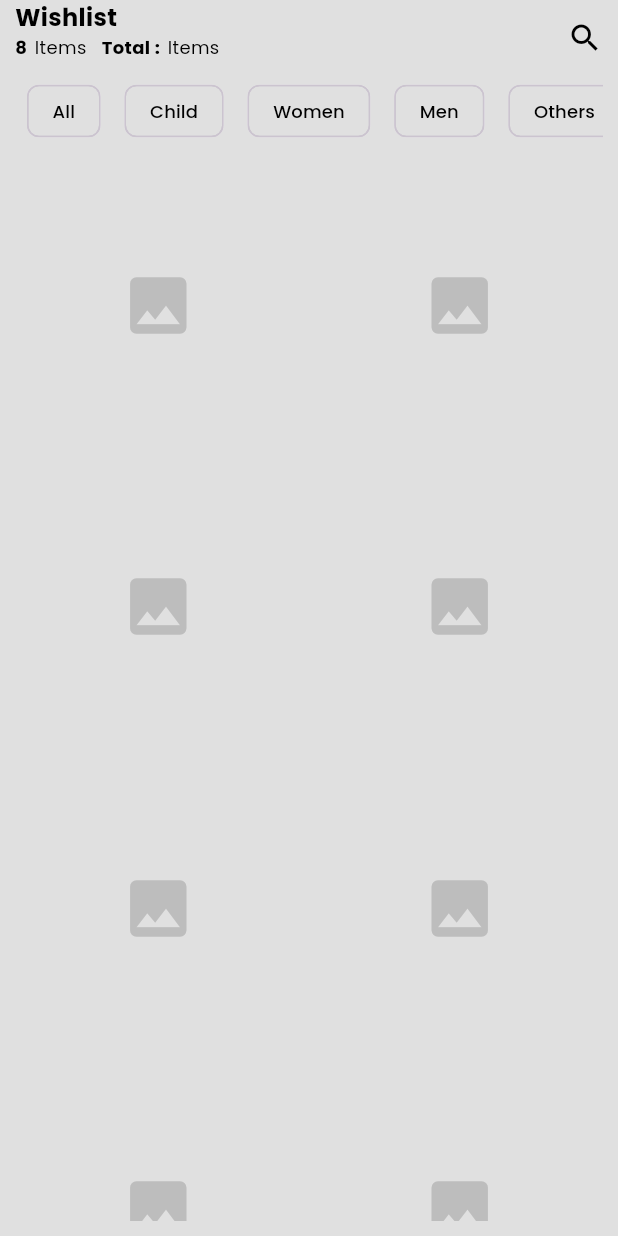
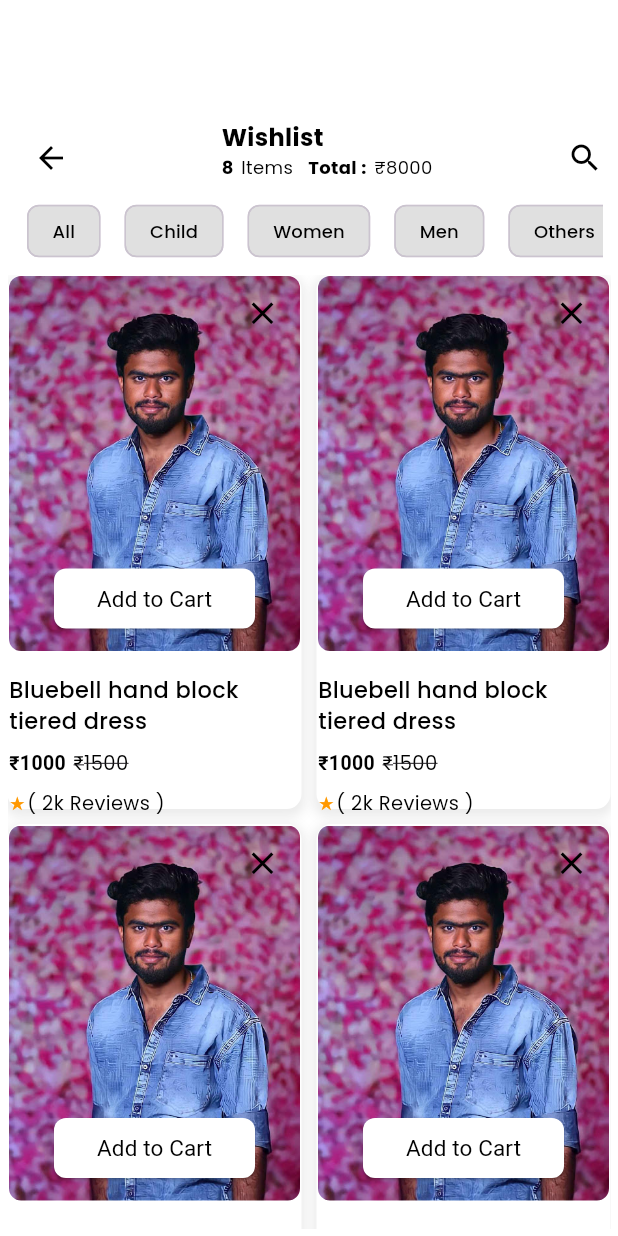
Before and after one commit to Vinoth-Android/cardslider, a Flutter app: the Settings screen opened directly, after a tap on "Wishlist", on a phone screen of 412 x 824 dp. Run offline on Flutter 3.47's test engine with Material 3 defaults, Android fonts, the light colour scheme and no system bars; our stand-ins replace flutter_card_swiper, google_fonts, shimmer; network calls fail; Roboto replaces fonts that are missing (Poppins-SemiBold).

Commit message:
adding coupons page and wishlist

```diff
--- a/lib/pages/settingspage/settings.dart
+++ b/lib/pages/settingspage/settings.dart
@@ -1,5 +1,6 @@
 import 'package:cardslider/main.dart';
 import 'package:cardslider/pages/cardswip.dart';
+import 'package:cardslider/pages/coupons.dart';
 import 'package:cardslider/pages/home.dart';
 import 'package:cardslider/pages/orders.dart';
 import 'package:cardslider/pages/settingspage/chatbot.dart';
@@ -145,20 +146,25 @@ class _SettingsState extends State<Settings> {
         _buildGridItem(Icons.shopping_bag, 'Orders', onTap: () {
           Navigator.push(
             context,
-            MaterialPageRoute(builder: (context) => OrderDetailsPage()),
+            MaterialPageRoute(builder: (context) => const OrderDetailsPage()),
           );
         }),
         _buildGridItem(Icons.favorite, 'Wishlist', onTap: () {
           Navigator.push(
             context,
-            MaterialPageRoute(builder: (context) => WishlistPage()),
+            MaterialPageRoute(builder: (context) => const WishlistPage()),
           );
         }),
-        _buildGridItem(Icons.local_offer, 'Coupons'),
+        _buildGridItem(Icons.local_offer, 'Coupons', onTap: () {
+          Navigator.push(
+            context,
+            MaterialPageRoute(builder: (context) => const CouponsScreen()),
+          );
+        }),
         _buildGridItem(Icons.headset_mic, 'Help Center', onTap: () {
           Navigator.push(
             context,
-            MaterialPageRoute(builder: (context) => ChatBotScreen()),
+            MaterialPageRoute(builder: (context) => const ChatBotScreen()),
           );
         }),
       ],
@@ -209,7 +215,7 @@ class _SettingsState extends State<Settings> {
         // Navigate to EditProfileScreen
         Navigator.push(
           context,
-          MaterialPageRoute(builder: (context) => EditProfileScreen()),
+          MaterialPageRoute(builder: (context) => const EditProfileScreen()),
         );
       }),
       _buildSettingsItem(Icons.location_on, 'Saved Address', onTap: () {
@@ -223,7 +229,8 @@ class _SettingsState extends State<Settings> {
           onTap: () {
         Navigator.push(
           context,
-          MaterialPageRoute(builder: (context) => NotificationSettingsScreen()),
+          MaterialPageRoute(
+              builder: (context) => const NotificationSettingsScreen()),
         );
       }),
     ];
@@ -263,17 +270,21 @@ class _SettingsState extends State<Settings> {
     return Column(
       children: [
         ElevatedButton(
-          onPressed: () {
-            // Add your logout logic here
-          },
-          child: const Text('Logout'), // Button to perform Logout action
+          onPressed: () {},
+          child: const Text('Logout'),
         ),
-        const SizedBox(height: 10), // Add some space between the buttons
+        const SizedBox(height: 10),
         ElevatedButton(
-          onPressed: () {
-            // Add your login logic here
-          },
-          child: const Text('Login'), // Button to perform Login action
+          onPressed: () {},
+          child: const Text('Login'),
+        ),
+        const SizedBox(height: 10),
+        TextButton(
+          onPressed: () {},
+          child: const Text(
+            'Add Account',
+            style: TextStyle(color: Colors.red),
+          ),
         ),
       ],
     );
--- a/lib/pages/settingspage/wishlist.dart
+++ b/lib/pages/settingspage/wishlist.dart
@@ -7,9 +7,11 @@ class WishlistPage extends StatelessWidget {
   @override
   Widget build(BuildContext context) {
     return Scaffold(
-      backgroundColor: Colors.grey[300], // Status bar background
+      backgroundColor: Colors.white,
       body: Column(
         children: [
+          const SizedBox(height: 80),
+
           // AppBar Section
           Container(
             padding: const EdgeInsets.symmetric(horizontal: 10),
@@ -18,6 +20,12 @@ class WishlistPage extends StatelessWidget {
             child: Row(
               mainAxisAlignment: MainAxisAlignment.spaceBetween,
               children: [
+                IconButton(
+                  onPressed: () {
+                    Navigator.pop(context);
+                  },
+                  icon: const Icon(Icons.arrow_back, color: Colors.black),
+                ),
                 Column(
                   crossAxisAlignment: CrossAxisAlignment.start,
                   children: [
@@ -58,7 +66,7 @@ class WishlistPage extends StatelessWidget {
                         ),
                         const SizedBox(width: 5),
                         Text(
-                          'Items',
+                          '₹8000',
                           style: GoogleFonts.poppins(
                             fontSize: 12,
                             color: Colors.black,
@@ -90,20 +98,23 @@ class WishlistPage extends StatelessWidget {
             ),
           ),
 
-          // Shimmer Frame and RecyclerView (List)
+          // GridView of Product Cards
           Expanded(
             child: Container(
-              margin: const EdgeInsets.symmetric(horizontal: 10, vertical: 10),
+              margin: const EdgeInsets.symmetric(horizontal: 5, vertical: 5),
               child: GridView.builder(
                 gridDelegate: const SliverGridDelegateWithFixedCrossAxisCount(
-                  crossAxisCount: 2, // Similar to spanCount="2"
-                  mainAxisSpacing: 10,
-                  crossAxisSpacing: 10,
+                  crossAxisCount: 2, // Still 2 items per row
+                  mainAxisSpacing: 10, // Increased vertical space between cards
+                  crossAxisSpacing:
+                      10, // Increased horizontal space between cards
+                  childAspectRatio:
+                      0.55, // Adjusted ratio to fit larger content
                 ),
                 itemBuilder: (context, index) {
-                  return const ShimmerWidget(); // Placeholder for your shimmer effect
+                  return const ProductCard();
                 },
-                itemCount: 8, // Number of items in the grid
+                itemCount: 50,
               ),
             ),
           ),
@@ -139,22 +150,144 @@ class CustomChip extends StatelessWidget {
   }
 }
 
-class ShimmerWidget extends StatelessWidget {
-  const ShimmerWidget({super.key});
+class ProductCard extends StatelessWidget {
+  const ProductCard({super.key});
 
   @override
   Widget build(BuildContext context) {
     return Container(
+      padding: const EdgeInsets.all(1.0), // Increased padding for more space
       decoration: BoxDecoration(
-        color: Colors.grey[300],
-        borderRadius: BorderRadius.circular(8),
+        color: Colors.white,
+        borderRadius:
+            BorderRadius.circular(10), // Added border radius for rounded edges
+        boxShadow: [
+          BoxShadow(
+            color: Colors.grey.withOpacity(0.2),
+            spreadRadius: 2,
+            blurRadius: 5,
+            offset: const Offset(0, 3), // changes position of shadow
+          ),
+        ],
       ),
-      child: Center(
-        child: Icon(
-          Icons.image,
-          size: 50,
-          color: Colors.grey[400],
-        ),
+      child: Column(
+        crossAxisAlignment: CrossAxisAlignment.start,
+        children: [
+          // Center Image
+          Stack(
+            children: [
+              Container(
+                width: double.infinity,
+                height: 250.0, // Increased image height to make the card larger
+                decoration: BoxDecoration(
+                  borderRadius: BorderRadius.circular(8.0),
+                  image: const DecorationImage(
+                    image: AssetImage('assets/Vinoth.jpg'),
+                    fit: BoxFit.cover, // Keeps image cover
+                  ),
+                ),
+              ),
+              Positioned(
+                top: 1.0,
+                right: 1.0,
+                child: IconButton(
+                  onPressed: () {},
+                  icon: const Icon(Icons.clear),
+                  iconSize: 25.0, // Larger icon for better usability
+                  padding: const EdgeInsets.all(8.0),
+                  constraints: const BoxConstraints(),
+                  color: Colors.black,
+                ),
+              ),
+              Positioned(
+                bottom: 15.0,
+                left: 30.0,
+                right: 30.0,
+                child: SizedBox(
+                  width: 30.0,
+                  height: 40.0, // Larger button height
+                  child: ElevatedButton(
+                    style: ElevatedButton.styleFrom(
+                      backgroundColor: Colors.white,
+                      shape: RoundedRectangleBorder(
+                        borderRadius: BorderRadius.circular(8.0),
+                      ),
+                    ),
+                    onPressed: () {},
+                    child: const Text(
+                      'Add to Cart',
+                      style: TextStyle(
+                        color: Colors.black,
+                        fontWeight: FontWeight.w400,
+                        fontSize: 15.0, // Increased font size for button text
+                      ),
+                    ),
+                  ),
+                ),
+              ),
+            ],
+          ),
+          const SizedBox(
+              height: 15.0), // Increased space between image and text
+          // Product Name
+          const Text(
+            'Bluebell hand block tiered dress',
+            style: TextStyle(
+              fontFamily: 'Poppins',
+              fontSize: 15.0, // Larger font size for product name
+              fontWeight: FontWeight.w500,
+              color: Colors.black,
+            ),
+          ),
+          const SizedBox(height: 8.0), // Space between product name and price
+          // Price Row
+          const Row(
+            children: [
+              Text(
+                '₹1000',
+                style: TextStyle(
+                  fontFamily: 'Poppins-SemiBold',
+                  fontSize: 13.0, // Larger font size for the price
+                  color: Colors.black,
+                  fontWeight: FontWeight.bold,
+                ),
+              ),
+              SizedBox(width: 5.0),
+              Text(
+                '₹1500',
+                style: TextStyle(
+                  fontFamily: 'Poppins',
+                  fontSize: 13.0, // Larger font size for original price
+                  color: Colors.black,
+                  decoration: TextDecoration.lineThrough,
+                ),
+              ),
+            ],
+          ),
+          const SizedBox(height: 8.0), // Space between price and star reviews
+          // Star Reviews Row
+          const Row(
+            children: [
+              Text(
+                '★',
+                style: TextStyle(
+                  fontSize: 12.0, // Larger star icon size
+                  color: Colors.orange,
+                  height: 1.3,
+                ),
+              ),
+              SizedBox(width: 1.1),
+              Text(
+                '( 2k Reviews )',
+                style: TextStyle(
+                  fontFamily: 'Poppins',
+                  fontSize: 13.0, // Slightly larger review text size
+                  color: Colors.black,
+                ),
+              ),
+            ],
+          ),
+        ],
       ),
     );
   }
--- a/pubspec.yaml
+++ b/pubspec.yaml
@@ -74,6 +74,7 @@ flutter:
     - assets/img.jpg
     - assets/img2.jpg
     - assets/img3.jpg
+    - assets/Vinoth.jpg
 
   # To add assets to your application, add an assets section, like this:
   # assets:
```
Also changed, not shown: lib/pages/coupons.dart (added, +226 -0 lines), assets/Vinoth.jpg (added).
